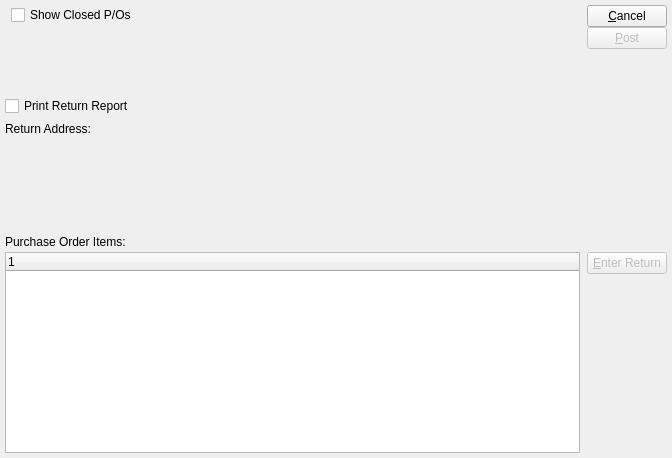
This is xtuple/trunk/guiclient/enterPoReturn.ui in WooodHead/xtuple as Qt 5 draws it before an edit. The edited form follows.
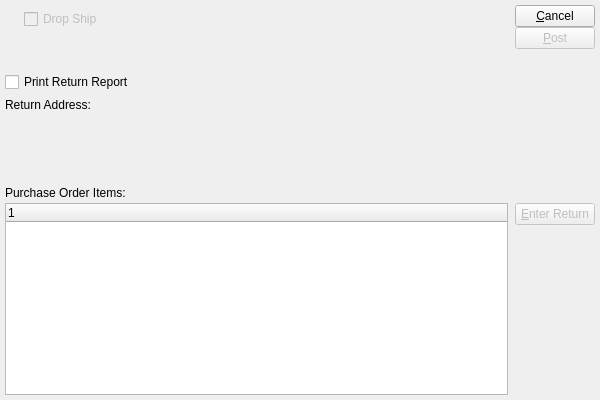
This is the edited form. Custom widgets are drawn as their Qt base class.

Commit message: issue #9062:  UI changes to support Drop Ship Purchasing.  Commented out code that would break compile until it is re-written.

The edit to the form file:
```diff
--- a/xtuple/trunk/guiclient/enterPoReturn.ui
+++ b/xtuple/trunk/guiclient/enterPoReturn.ui
@@ -8,74 +8,74 @@
 is available at www.xtuple.com/CPAL.  By using this software, you agree
 to be bound by its terms.</comment>
  <class>enterPoReturn</class>
- <widget class="QWidget" name="enterPoReturn" >
-  <property name="geometry" >
+ <widget class="QWidget" name="enterPoReturn">
+  <property name="geometry">
    <rect>
     <x>0</x>
     <y>0</y>
-    <width>672</width>
-    <height>458</height>
+    <width>600</width>
+    <height>400</height>
    </rect>
   </property>
-  <property name="windowTitle" >
+  <property name="windowTitle">
    <string>Enter Purchase Order Returns</string>
   </property>
-   <layout class="QVBoxLayout" >
-    <item>
-     <layout class="QHBoxLayout" >
-      <property name="margin" >
-       <number>0</number>
-      </property>
-      <property name="spacing" >
+  <layout class="QGridLayout" name="gridLayout">
+   <item row="0" column="0">
+    <layout class="QHBoxLayout">
+     <property name="spacing">
        <number>6</number>
       </property>
-      <item>
-       <layout class="QVBoxLayout" >
-        <property name="margin" >
+     <property name="margin">
          <number>0</number>
         </property>
-        <property name="spacing" >
+     <item>
+      <layout class="QVBoxLayout">
+       <property name="spacing">
          <number>6</number>
         </property>
-        <item>
-         <layout class="QHBoxLayout" >
-          <property name="margin" >
+       <property name="margin">
            <number>0</number>
           </property>
-          <property name="spacing" >
-           <number>6</number>
+       <item>
+        <layout class="QHBoxLayout" name="_2">
+         <property name="leftMargin">
+          <number>14</number>
           </property>
           <item>
-           <widget class="PoCluster" name="_po" >
-            <property name="focusPolicy" >
-             <enum>Qt::StrongFocus</enum>
+          <widget class="OrderCluster" name="_po">
+           <property name="sizePolicy">
+            <sizepolicy hsizetype="Fixed" vsizetype="Fixed">
+             <horstretch>0</horstretch>
+             <verstretch>0</verstretch>
+            </sizepolicy>
             </property>
            </widget>
           </item>
           <item>
-           <layout class="QVBoxLayout" >
-            <property name="margin" >
-             <number>0</number>
-            </property>
-            <property name="spacing" >
-             <number>0</number>
-            </property>
+          <layout class="QVBoxLayout" name="verticalLayout_2">
+           <property name="topMargin">
+            <number>4</number>
+           </property>
             <item>
-             <widget class="XCheckBox" name="_showClosed" >
-              <property name="text" >
-               <string>Show Closed P/Os</string>
-              </property>
+            <widget class="QCheckBox" name="_dropShip">
+             <property name="enabled">
+              <bool>false</bool>
+             </property>
+             <property name="text">
+              <string>Drop Ship</string>
+             </property>
              </widget>
             </item>
             <item>
-             <spacer>
-              <property name="orientation" >
+            <spacer name="verticalSpacer">
+             <property name="orientation">
                <enum>Qt::Vertical</enum>
               </property>
-              <property name="sizeHint" >
+             <property name="sizeHint" stdset="0">
                <size>
                 <width>20</width>
-                <height>40</height>
+               <height>0</height>
                </size>
               </property>
              </spacer>
@@ -83,17 +83,14 @@
            </layout>
           </item>
           <item>
-           <spacer>
-            <property name="orientation" >
+          <spacer name="horizontalSpacer_2">
+           <property name="orientation">
              <enum>Qt::Horizontal</enum>
             </property>
-            <property name="sizeType" >
-             <enum>QSizePolicy::Expanding</enum>
-            </property>
-            <property name="sizeHint" >
+           <property name="sizeHint" stdset="0">
              <size>
-              <width>0</width>
-              <height>20</height>
+             <width>40</width>
+             <height>0</height>
              </size>
             </property>
            </spacer>
@@ -101,35 +98,35 @@
          </layout>
         </item>
         <item>
-         <widget class="XCheckBox" name="_printReport" >
-          <property name="text" >
+        <widget class="XCheckBox" name="_printReport">
+         <property name="text">
            <string>Print Return Report</string>
           </property>
          </widget>
         </item>
         <item>
-         <widget class="QLabel" name="_returnAddrLit" >
-          <property name="text" >
+        <widget class="QLabel" name="_returnAddrLit">
+         <property name="text">
            <string>Return Address:</string>
           </property>
-          <property name="buddy" >
+         <property name="buddy">
            <cstring>_returnAddr</cstring>
           </property>
          </widget>
         </item>
         <item>
-         <widget class="AddressCluster" name="_returnAddr" >
-          <property name="enabled" >
+        <widget class="AddressCluster" name="_returnAddr">
+         <property name="enabled">
            <bool>false</bool>
           </property>
          </widget>
         </item>
         <item>
          <spacer>
-          <property name="orientation" >
+         <property name="orientation">
            <enum>Qt::Vertical</enum>
           </property>
-          <property name="sizeHint" >
+         <property name="sizeHint" stdset="0">
            <size>
             <width>20</width>
             <height>0</height>
@@ -141,10 +138,10 @@
       </item>
       <item>
        <spacer>
-        <property name="orientation" >
+       <property name="orientation">
          <enum>Qt::Horizontal</enum>
         </property>
-        <property name="sizeHint" >
+       <property name="sizeHint" stdset="0">
          <size>
           <width>40</width>
           <height>20</height>
@@ -153,42 +150,42 @@
        </spacer>
       </item>
       <item>
-       <layout class="QVBoxLayout" >
-        <property name="margin" >
+      <layout class="QVBoxLayout">
+       <property name="spacing">
          <number>0</number>
         </property>
-        <property name="spacing" >
+       <property name="margin">
          <number>0</number>
         </property>
         <item>
-         <widget class="QPushButton" name="_close" >
-          <property name="text" >
+        <widget class="QPushButton" name="_close">
+         <property name="text">
            <string>&amp;Cancel</string>
           </property>
          </widget>
         </item>
         <item>
-         <widget class="QPushButton" name="_post" >
-          <property name="enabled" >
+        <widget class="QPushButton" name="_post">
+         <property name="enabled">
            <bool>false</bool>
           </property>
-          <property name="text" >
+         <property name="text">
            <string>&amp;Post</string>
           </property>
-          <property name="autoDefault" >
+         <property name="autoDefault">
            <bool>true</bool>
           </property>
-          <property name="default" >
+         <property name="default">
            <bool>true</bool>
           </property>
          </widget>
         </item>
         <item>
          <spacer>
-          <property name="orientation" >
+         <property name="orientation">
            <enum>Qt::Vertical</enum>
           </property>
-          <property name="sizeHint" >
+         <property name="sizeHint" stdset="0">
            <size>
             <width>20</width>
             <height>40</height>
@@ -200,49 +197,45 @@
       </item>
      </layout>
     </item>
-    <item>
-     <layout class="QVBoxLayout" >
-      <property name="margin" >
+   <item row="1" column="0">
+    <layout class="QVBoxLayout">
+     <property name="spacing">
        <number>0</number>
       </property>
-      <property name="spacing" >
+     <property name="margin">
        <number>0</number>
       </property>
       <item>
-       <widget class="QLabel" name="_poitemLit" >
-        <property name="sizePolicy" >
-         <sizepolicy>
-          <hsizetype>0</hsizetype>
-          <vsizetype>0</vsizetype>
+      <widget class="QLabel" name="_poitemLit">
+       <property name="sizePolicy">
+        <sizepolicy hsizetype="Fixed" vsizetype="Fixed">
           <horstretch>0</horstretch>
           <verstretch>0</verstretch>
          </sizepolicy>
         </property>
-        <property name="minimumSize" >
+       <property name="minimumSize">
          <size>
           <width>0</width>
           <height>20</height>
          </size>
         </property>
-        <property name="text" >
+       <property name="text">
          <string>Purchase Order Items:</string>
         </property>
        </widget>
       </item>
       <item>
-       <layout class="QHBoxLayout" >
-        <property name="margin" >
-         <number>0</number>
-        </property>
-        <property name="spacing" >
+      <layout class="QHBoxLayout">
+       <property name="spacing">
          <number>7</number>
         </property>
+       <property name="margin">
+        <number>0</number>
+       </property>
         <item>
-         <widget class="XTreeWidget" name="_poitem" >
-          <property name="sizePolicy" >
-           <sizepolicy>
-            <hsizetype>7</hsizetype>
-            <vsizetype>7</vsizetype>
+        <widget class="XTreeWidget" name="_poitem">
+         <property name="sizePolicy">
+          <sizepolicy hsizetype="Expanding" vsizetype="Expanding">
             <horstretch>0</horstretch>
             <verstretch>2</verstretch>
            </sizepolicy>
@@ -250,38 +243,38 @@
          </widget>
         </item>
         <item>
-         <layout class="QVBoxLayout" >
-          <property name="margin" >
+        <layout class="QVBoxLayout">
+         <property name="spacing">
            <number>0</number>
           </property>
-          <property name="spacing" >
+         <property name="margin">
            <number>0</number>
           </property>
           <item>
-           <widget class="QPushButton" name="_enter" >
-            <property name="enabled" >
+          <widget class="QPushButton" name="_enter">
+           <property name="enabled">
              <bool>false</bool>
             </property>
-            <property name="text" >
+           <property name="text">
              <string>&amp;Enter Return</string>
             </property>
-            <property name="autoDefault" >
+           <property name="autoDefault">
              <bool>true</bool>
             </property>
-            <property name="default" >
+           <property name="default">
              <bool>true</bool>
             </property>
            </widget>
           </item>
           <item>
            <spacer>
-            <property name="orientation" >
+           <property name="orientation">
              <enum>Qt::Vertical</enum>
             </property>
-            <property name="sizeType" >
+           <property name="sizeType">
              <enum>QSizePolicy::Expanding</enum>
             </property>
-            <property name="sizeHint" >
+           <property name="sizeHint" stdset="0">
              <size>
               <width>20</width>
               <height>20</height>
@@ -297,9 +290,19 @@
     </item>
    </layout>
  </widget>
- <layoutdefault spacing="5" margin="5" />
+ <layoutdefault spacing="5" margin="5"/>
  <pixmapfunction>qPixmapFromMimeSource</pixmapfunction>
  <customwidgets>
+  <customwidget>
+   <class>AddressCluster</class>
+   <extends>QWidget</extends>
+   <header>addresscluster.h</header>
+  </customwidget>
+  <customwidget>
+   <class>OrderCluster</class>
+   <extends>QWidget</extends>
+   <header>ordercluster.h</header>
+  </customwidget>
   <customwidget>
    <class>XCheckBox</class>
    <extends>QCheckBox</extends>
@@ -309,16 +312,7 @@
    <class>XTreeWidget</class>
    <extends>QTreeWidget</extends>
    <header>xtreewidget.h</header>
-  </customwidget>
-  <customwidget>
-   <class>AddressCluster</class>
-   <extends>QWidget</extends>
-   <header>addresscluster.h</header>
-  </customwidget>
-  <customwidget>
-   <class>PoCluster</class>
-   <extends>QWidget</extends>
-   <header>pocluster.h</header>
+   <container>1</container>
   </customwidget>
  </customwidgets>
  <tabstops>
```
Left out of the diff: 55 changed lines with no effect on the pictures. Lines whose indentation alone changed are shown as unchanged. The commit also changes 11 other files.
